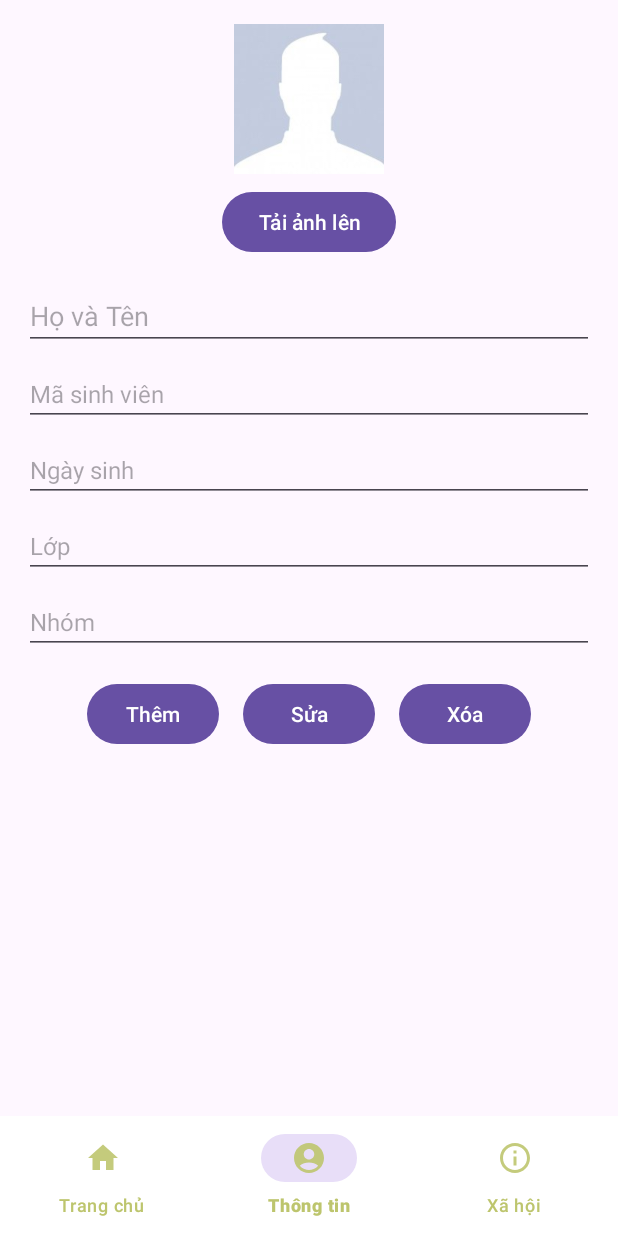
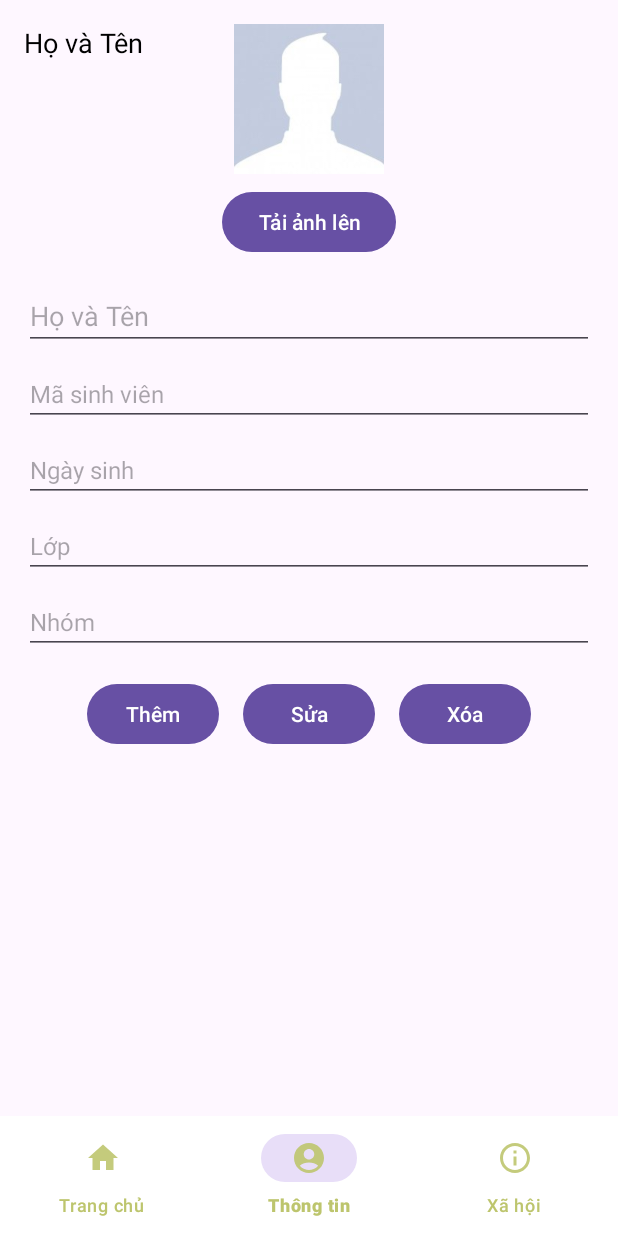
Before and after one commit to tanle16091998/Nhom8.Lop124LTDD01, an Android app: the screen it shows after launch (MainActivity), item 2 of the bottom bar chosen, on a phone screen of 412 x 824 dp. Run offline under Robolectric (Android 15) with nearby library versions, the phone set to English and light mode, and no system bars.

Commit message:
Le Minh Toan Cap Nhap 2

```diff
--- a/app/src/main/res/layout/fragment_thong_tin_ca_nhan.xml
+++ b/app/src/main/res/layout/fragment_thong_tin_ca_nhan.xml
@@ -10,14 +10,31 @@
         android:orientation="vertical"
         android:padding="16dp">
 
+        <!-- Container for Image and Text -->
+        <RelativeLayout
+            android:layout_width="match_parent"
+            android:layout_height="wrap_content"
+            android:layout_gravity="center">
+
             <!-- Ảnh đại diện -->
             <ImageView
                 android:id="@+id/imgAvatar"
                 android:layout_width="100dp"
                 android:layout_height="100dp"
-            android:layout_gravity="center"
+                android:layout_centerInParent="true"
                 android:src="@drawable/anhdaidien"
                 android:contentDescription="hello" />
+
+            <!-- Họ và Tên trên ảnh -->
+            <TextView
+                android:id="@+id/tvHoTenTrenAnh"
+                android:layout_width="wrap_content"
+                android:layout_height="wrap_content"
+                android:background="@android:color/transparent"
+                android:text="Họ và Tên"
+                android:textColor="@color/black"
+                android:textSize="18sp" />
+        </RelativeLayout>
 
         <!-- Nút tải ảnh -->
         <Button
```
Lines whose indentation alone changed are shown as unchanged.
